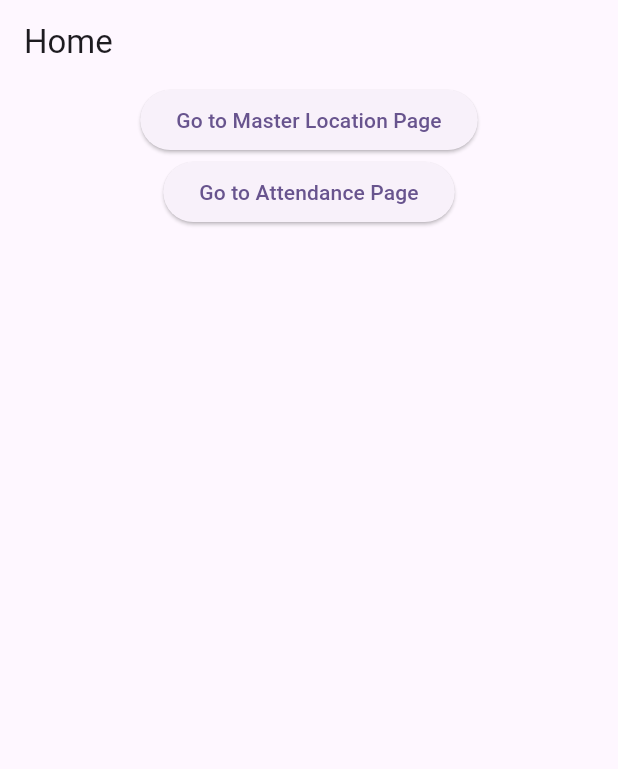
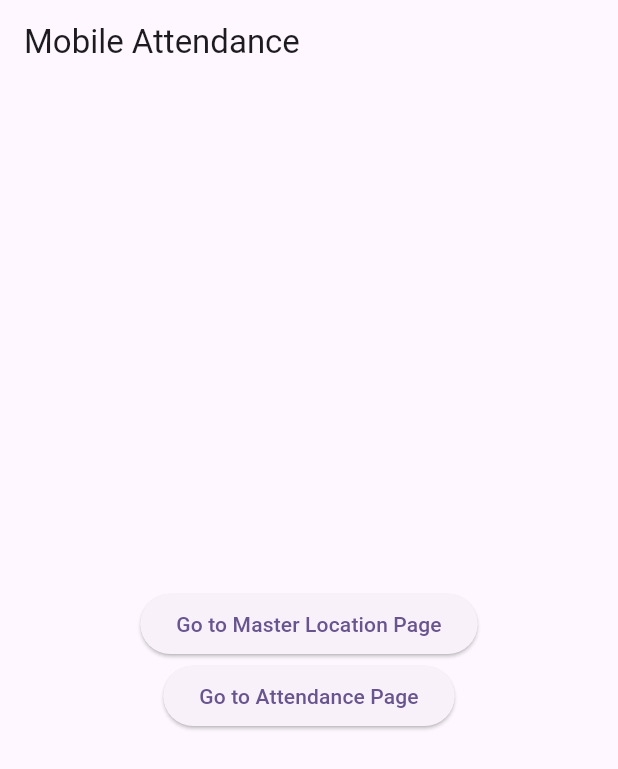
Before and after one commit to naw2nd/mobile_attendance, a Flutter app: the screen it shows after launch, on a phone screen of 412 x 824 dp. Shown: the top 769 px of the screen. Run offline on Flutter 3.47's test engine with Material 3 defaults, Android fonts, the phone set to English and light mode, and no system bars; our stand-ins replace geolocator, get, permission_handler, shared_preferences.

Commit message:
retouch ui home & add readme description

```diff
--- a/lib/module/home/presentation/page/home_page.dart
+++ b/lib/module/home/presentation/page/home_page.dart
@@ -10,10 +10,11 @@ class HomePage extends StatelessWidget {
   Widget build(BuildContext context) {
     return Scaffold(
       appBar: AppBar(
-        title: const Text('Home'),
+        title: const Text('Mobile Attendance'),
       ),
       body: Center(
         child: Column(
+          mainAxisAlignment: MainAxisAlignment.center,
           children: [
             ElevatedButton(
                 onPressed: () {
```
Also changed, not shown: 1 other file.
